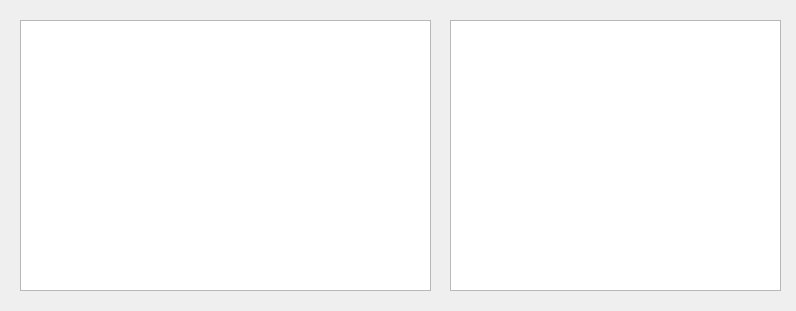
First picture: the form in spheroid_selector.ui, repository grexai/SpheroidPicker-2, before the edit.
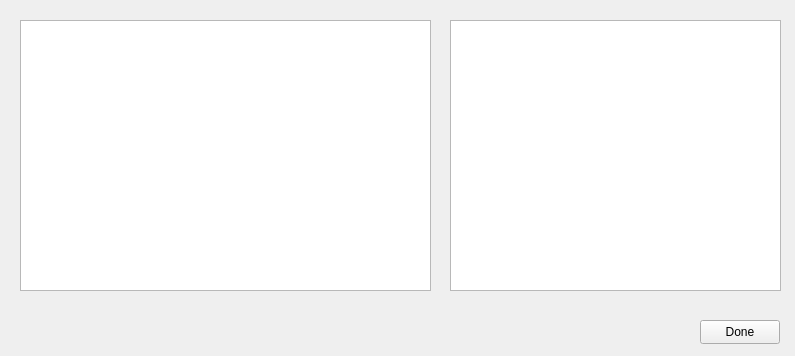
Second picture: the form after the edit.

What changed in the file:
```diff
--- a/spheroid_selector.ui
+++ b/spheroid_selector.ui
@@ -6,8 +6,8 @@
    <rect>
     <x>0</x>
     <y>0</y>
-    <width>796</width>
-    <height>311</height>
+    <width>795</width>
+    <height>356</height>
    </rect>
   </property>
   <property name="windowTitle">
@@ -36,6 +36,19 @@
     </rect>
    </property>
   </widget>
+  <widget class="QPushButton" name="pushButton">
+   <property name="geometry">
+    <rect>
+     <x>700</x>
+     <y>320</y>
+     <width>80</width>
+     <height>24</height>
+    </rect>
+   </property>
+   <property name="text">
+    <string>Done</string>
+   </property>
+  </widget>
  </widget>
  <resources/>
  <connections/>
```
